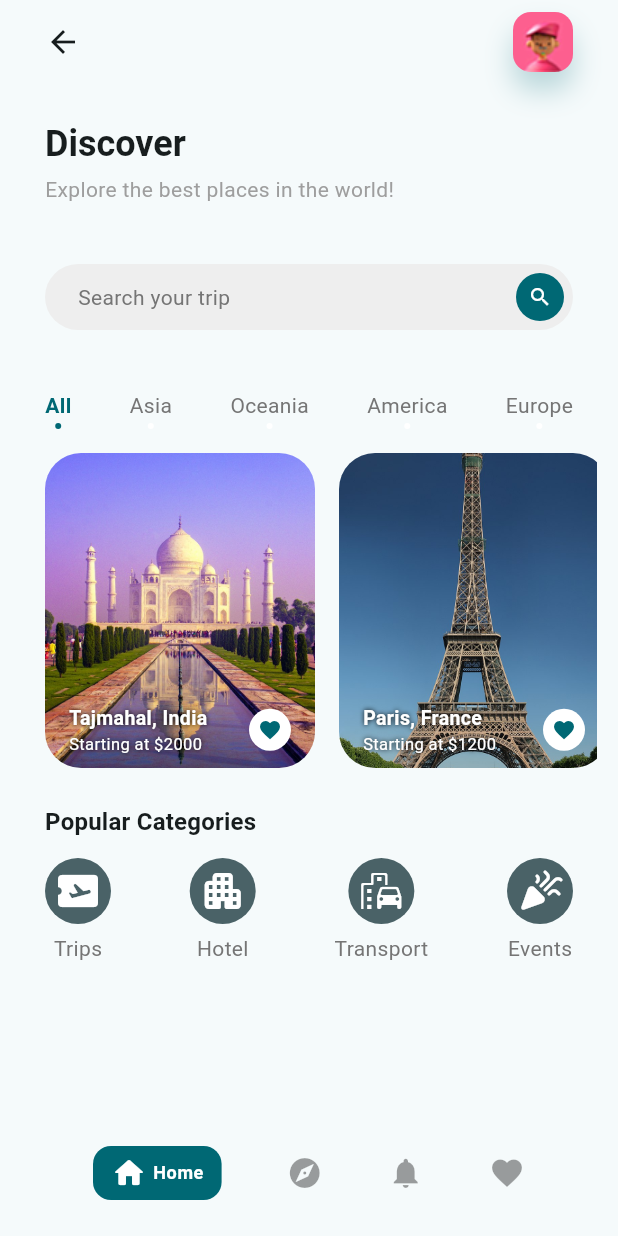
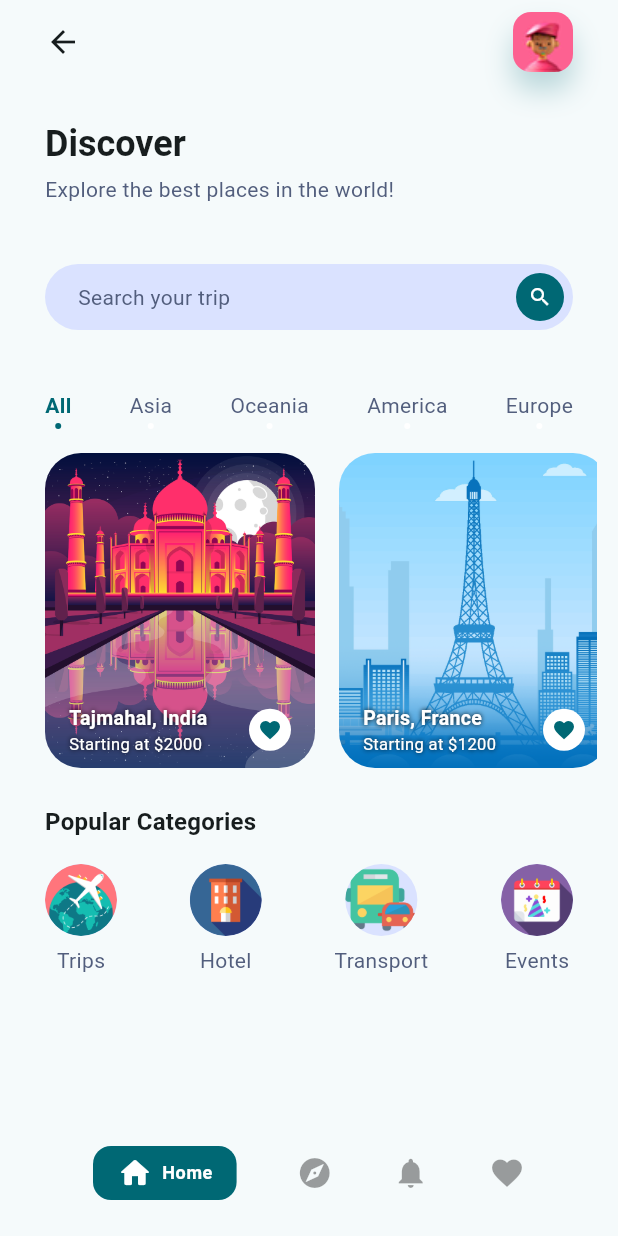
Before and after one commit to PixelSam123/flutter_task_archive, a Flutter app: the DiscoverPageContent screen opened directly, on a phone screen of 412 x 824 dp. Run offline on Flutter 3.47's test engine with Material 3 defaults, Android fonts, the light colour scheme and no system bars; missing offline and left inert: window_size.

Commit message:
polish Discover page

```diff
--- a/lib/pages/discover.dart
+++ b/lib/pages/discover.dart
@@ -8,7 +8,7 @@ final List<Continent> continents = [
       const Location(
         name: 'Tajmahal, India',
         startingPrice: 2000,
-        picturePath: 'assets/tajmahal.jpg',
+        picturePath: 'assets/tajmahal.png',
       ),
     ],
   ),
@@ -26,11 +26,15 @@ final List<Continent> continents = [
       const Location(
         name: 'Paris, France',
         startingPrice: 1200,
-        picturePath: 'assets/paris.jpg',
+        picturePath: 'assets/paris.png',
       ),
     ],
   ),
 ];
+
+final List<Location> allLocations = continents.expand((continent) {
+  return continent.locations;
+}).toList();
 
 class DiscoverPage extends StatelessWidget {
   const DiscoverPage({super.key});
@@ -41,7 +45,11 @@ class DiscoverPage extends StatelessWidget {
       data: Theme.of(context).copyWith(
         colorScheme: ColorScheme.fromSeed(seedColor: Colors.pink).copyWith(
           primary: const Color(0xFFFC465D),
+          tertiary: const Color(0xFFA0A0A0),
+          tertiaryContainer: const Color(0xFFF4F4F6),
+          surface: const Color(0xFFFFFFFF),
         ),
+        disabledColor: const Color(0xFFD2D2D2),
         textTheme: Theme.of(context).textTheme.apply(fontFamily: 'Poppins'),
       ),
       child: const DiscoverPageContent(),
@@ -65,6 +73,7 @@ class DiscoverPageContent extends StatelessWidget {
           backgroundColor: Theme.of(context).colorScheme.surface,
           appBar: AppBar(
             clipBehavior: Clip.none,
+            scrolledUnderElevation: 0.0,
             actions: [
               Container(
                 clipBehavior: Clip.antiAlias,
@@ -108,31 +117,33 @@ class _Body extends StatelessWidget {
 
   @override
   Widget build(BuildContext context) {
+    const sidePadding = EdgeInsets.symmetric(horizontal: 16.0);
+
     return ListView(
       children: [
         const SizedBox(height: 24.0),
         Padding(
-          padding: const EdgeInsets.symmetric(horizontal: 16.0),
+          padding: sidePadding,
           child: Column(
             crossAxisAlignment: CrossAxisAlignment.start,
             children: [
               Text(
-                'Discover',
                 style: Theme.of(context).textTheme.headlineSmall?.copyWith(
                       fontWeight: FontWeight.w600,
                     ),
+                'Discover',
               ),
               const SizedBox(height: 4.0),
               Text(
+                style: TextStyle(
+                  color: Theme.of(context).colorScheme.tertiary,
+                ),
                 'Explore the best places in the world!',
-                style: TextStyle(
-                  color: Colors.grey.shade500,
-                ),
               ),
               const SizedBox(height: 40.0),
               Container(
                 decoration: BoxDecoration(
-                  color: Colors.grey.shade200,
+                  color: Theme.of(context).colorScheme.tertiaryContainer,
                   borderRadius: BorderRadius.circular(9999.0),
                 ),
                 child: Padding(
@@ -142,23 +153,23 @@ class _Body extends StatelessWidget {
                       const SizedBox(width: 16.0),
                       Expanded(
                         child: Text(
+                          style: TextStyle(
+                            color: Theme.of(context).colorScheme.tertiary,
+                          ),
                           'Search your trip',
-                          style: TextStyle(
-                            color: Colors.grey.shade600,
-                          ),
                         ),
                       ),
                       Container(
                         decoration: BoxDecoration(
                           color: Theme.of(context).colorScheme.primary,
-                          borderRadius: BorderRadius.circular(9999.0),
+                          shape: BoxShape.circle,
                         ),
                         child: Padding(
                           padding: const EdgeInsets.all(8.0),
                           child: Icon(
-                            Icons.search,
                             size: 16.0,
                             color: Theme.of(context).colorScheme.onPrimary,
+                            Icons.search,
                           ),
                         ),
                       ),
@@ -189,137 +200,41 @@ class _Body extends StatelessWidget {
         SizedBox(
           height: 210.0,
           width: double.infinity,
-          child: ListView(
+          child: ListView.builder(
             scrollDirection: Axis.horizontal,
-            children: [
-              const SizedBox(width: 16.0),
-              ...continents
-                  .expand((continent) => continent.locations)
-                  .expand((location) {
-                return [
-                  _Location(location: location),
-                  const SizedBox(width: 16.0),
-                ];
-              }),
-            ],
+            itemCount: allLocations.length,
+            itemBuilder: (_, index) {
+              return Row(children: [
+                const SizedBox(width: 16.0),
+                _Location(location: allLocations[index]),
+                SizedBox(width: index == allLocations.length - 1 ? 16.0 : 0.0),
+              ]);
+            },
           ),
         ),
         const SizedBox(height: 24.0),
         Padding(
-          padding: const EdgeInsets.symmetric(horizontal: 16.0),
+          padding: sidePadding,
           child: Column(
             crossAxisAlignment: CrossAxisAlignment.start,
             children: [
               Text(
-                'Popular Categories',
                 style: Theme.of(context).textTheme.titleMedium?.copyWith(
                       fontWeight: FontWeight.w600,
                     ),
+                'Popular Categories',
               ),
-              const SizedBox(height: 12.0),
-              Row(
+              const SizedBox(height: 16.0),
+              const Row(
                 mainAxisAlignment: MainAxisAlignment.spaceBetween,
                 children: [
-                  Column(
-                    children: [
-                      Container(
-                        decoration: BoxDecoration(
-                          color: Theme.of(context).colorScheme.secondary,
-                          borderRadius: BorderRadius.circular(9999.0),
-                        ),
-                        child: Padding(
-                          padding: const EdgeInsets.all(6.0),
-                          child: Icon(
-                            Icons.airplane_ticket_rounded,
-                            size: 32.0,
-                            color: Theme.of(context).colorScheme.onSecondary,
-                          ),
-                        ),
-                      ),
-                      const SizedBox(height: 6.0),
-                      Text(
-                        'Trips',
-                        style: TextStyle(
-                          color: Colors.grey.shade600,
-                        ),
-                      ),
-                    ],
+                  _Category(name: 'Trips', picturePath: 'assets/trips.png'),
+                  _Category(name: 'Hotel', picturePath: 'assets/hotel.png'),
+                  _Category(
+                    name: 'Transport',
+                    picturePath: 'assets/transport.png',
                   ),
-                  Column(
-                    children: [
-                      Container(
-                        decoration: BoxDecoration(
-                          color: Theme.of(context).colorScheme.secondary,
-                          borderRadius: BorderRadius.circular(9999.0),
-                        ),
-                        child: Padding(
-                          padding: const EdgeInsets.all(6.0),
-                          child: Icon(
-                            Icons.apartment_rounded,
-                            size: 32.0,
-                            color: Theme.of(context).colorScheme.onSecondary,
-                          ),
-                        ),
-                      ),
-                      const SizedBox(height: 6.0),
-                      Text(
-                        'Hotel',
-                        style: TextStyle(
-                          color: Colors.grey.shade600,
-                        ),
-                      ),
-                    ],
-                  ),
-                  Column(
-                    children: [
-                      Container(
-                        decoration: BoxDecoration(
-                          color: Theme.of(context).colorScheme.secondary,
-                          borderRadius: BorderRadius.circular(9999.0),
-                        ),
-                        child: Padding(
-                          padding: const EdgeInsets.all(6.0),
-                          child: Icon(
-                            Icons.emoji_transportation_rounded,
-                            size: 32.0,
-                            color: Theme.of(context).colorScheme.onSecondary,
-                          ),
-                        ),
-                      ),
-                      const SizedBox(height: 6.0),
-                      Text(
-                        'Transport',
-                        style: TextStyle(
-                          color: Colors.grey.shade600,
-                        ),
-                      ),
-                    ],
-                  ),
-                  Column(
-                    children: [
-                      Container(
-                        decoration: BoxDecoration(
-                          color: Theme.of(context).colorScheme.secondary,
-                          borderRadius: BorderRadius.circular(9999.0),
-                        ),
-                        child: Padding(
-                          padding: const EdgeInsets.all(6.0),
-                          child: Icon(
-                            Icons.celebration_rounded,
-                            size: 32.0,
-                            color: Theme.of(context).colorScheme.onSecondary,
-                          ),
-                        ),
-                      ),
-                      const SizedBox(height: 6.0),
-                      Text(
-                        'Events',
-                        style: TextStyle(
-                          color: Colors.grey.shade600,
-                        ),
-                      ),
-                    ],
-                  ),
+                  _Category(name: 'Events', picturePath: 'assets/events.png'),
                 ],
               ),
             ],
@@ -350,7 +265,7 @@ class _Footer extends StatelessWidget {
             ),
             child: Padding(
               padding: const EdgeInsets.symmetric(
-                horizontal: 12.0,
+                horizontal: 16.0,
                 vertical: 6.0,
               ),
               child: Row(
@@ -360,7 +275,7 @@ class _Footer extends StatelessWidget {
                     color: Theme.of(context).colorScheme.onPrimary,
                     Icons.home_rounded,
                   ),
-                  const SizedBox(width: 4.0),
+                  const SizedBox(width: 6.0),
                   Text(
                     style: Theme.of(context).textTheme.bodySmall?.copyWith(
                           fontWeight: FontWeight.w600,
@@ -402,7 +317,7 @@ class _ContinentSelect extends StatelessWidget {
             fontWeight: isActive ? FontWeight.w600 : FontWeight.w400,
             color: isActive
                 ? Theme.of(context).colorScheme.primary
-                : Colors.grey.shade600,
+                : Theme.of(context).colorScheme.tertiary,
           ),
         ),
         const SizedBox(height: 2.0),
@@ -466,7 +381,7 @@ class _Location extends StatelessWidget {
                     ),
                     Text(
                       style: TextStyle(
-                        fontSize: 11,
+                        fontSize: 11.0,
                         color: Theme.of(context).colorScheme.onPrimary,
                         shadows: textShadows,
                       ),
@@ -496,3 +411,41 @@ class _Location extends StatelessWidget {
     );
   }
 }
+
+class _Category extends StatelessWidget {
+  final String name;
+  final String picturePath;
+
+  const _Category({
+    required this.name,
+    required this.picturePath,
+  });
+
+  @override
+  Widget build(BuildContext context) {
+    return Column(
+      children: [
+        Container(
+          clipBehavior: Clip.antiAlias,
+          decoration: BoxDecoration(
+            color: Theme.of(context).colorScheme.tertiaryContainer,
+            shape: BoxShape.circle,
+          ),
+          child: Image.asset(
+            width: 48.0,
+            height: 48.0,
+            fit: BoxFit.cover,
+            picturePath,
+          ),
+        ),
+        const SizedBox(height: 6.0),
+        Text(
+          style: TextStyle(
+            color: Theme.of(context).colorScheme.tertiary,
+          ),
+          name,
+        ),
+      ],
+    );
+  }
+}
```
Also changed, not shown: assets/discover.png, assets/events.png (added), assets/hotel.png (added), assets/paris.jpg (deleted), assets/paris.png (added), assets/pfp.png, assets/tajmahal.jpg (deleted), assets/tajmahal.png (added), assets/transport.png (added), assets/trips.png (added), 1 other file.
